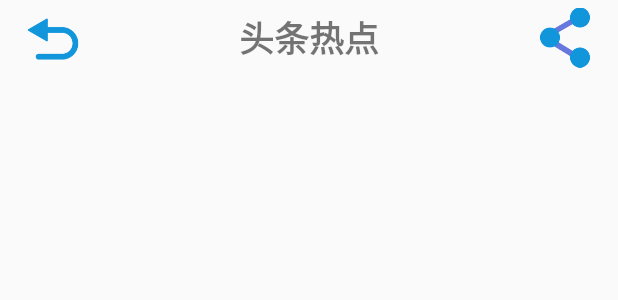
After one commit to NaughtyChild/NewsDemo, an Android app: the layout activity_base.xml on its own in the app's theme, with its tools: preview values and no code run, on a phone screen of 412 x 824 dp. The commit adds this screen. Shown: the top 300 px of the screen. Run offline under Robolectric (Android 15) with nearby library versions, the phone set to English and light mode, and no system bars.

Commit message:
增加BaseActivity，增加顶部toolbar

```diff
--- a/app/src/main/AndroidManifest.xml
+++ b/app/src/main/AndroidManifest.xml
@@ -6,16 +6,18 @@
     <uses-permission android:name="android.permission.INTERNET" />
     <uses-permission android:name="android.permission.SYSTEM_ALERT_WINDOW" />
     <uses-permission android:name="android.permission.SYSTEM_ALERT_WINDOW" />
+
     <application
         android:allowBackup="true"
         android:icon="@mipmap/ic_launcher"
         android:label="@string/app_name"
         android:roundIcon="@mipmap/ic_launcher_round"
         android:supportsRtl="false"
-        android:theme="@style/AppTheme"
+        android:theme="@style/Theme.AppCompat.Light.NoActionBar"
         android:usesCleartextTraffic="true"
         tools:ignore="AllowBackup">
-        <activity android:name=".WebActivity"></activity>
+        <activity android:name=".BaseActivity"></activity>
+        <activity android:name=".WebActivity" />
         <activity android:name=".Main2Activity">
             <intent-filter>
                 <action android:name="android.intent.action.MAIN" />
--- a/app/src/main/java/view/naughtychild/myapplication/MainActivity.kt
+++ b/app/src/main/java/view/naughtychild/myapplication/MainActivity.kt
@@ -1,4 +1,4 @@
-//package view.naughtychild.myapplication
+package view.naughtychild.myapplication//package view.naughtychild.myapplication
 //
 //import android.content.Context
 //import androidx.appcompat.app.AppCompatActivity
--- /dev/null
+++ b/app/src/main/res/layout/activity_base.xml
@@ -0,0 +1,45 @@
+<?xml version="1.0" encoding="utf-8"?>
+<LinearLayout xmlns:android="http://schemas.android.com/apk/res/android"
+    xmlns:app="http://schemas.android.com/apk/res-auto"
+    xmlns:tools="http://schemas.android.com/tools"
+    android:layout_width="match_parent"
+    android:layout_height="match_parent"
+    android:orientation="vertical"
+    tools:context=".BaseActivity">
+
+    <RelativeLayout
+        android:id="@+id/myToolbarView"
+        android:layout_width="match_parent"
+        android:layout_height="50dp"
+        android:paddingLeft="15dp"
+        android:paddingRight="15dp">
+
+        <ImageView
+            android:id="@+id/backIv"
+            android:layout_width="40dp"
+            android:layout_height="match_parent"
+            android:layout_alignParentLeft="true"
+            android:src="@drawable/back" />
+
+        <TextView
+            android:id="@+id/tittleTv"
+            android:layout_width="wrap_content"
+            android:layout_height="wrap_content"
+            android:layout_centerInParent="true"
+            android:textSize="23sp"
+            android:textStyle="bold"
+            tools:text="头条热点" />
+
+        <ImageView
+            android:id="@+id/shareIv"
+            android:layout_width="40dp"
+            android:layout_height="wrap_content"
+            android:layout_alignParentRight="true"
+            android:src="@drawable/share" />
+    </RelativeLayout>
+
+    <RelativeLayout
+        android:id="@+id/contentView"
+        android:layout_width="match_parent"
+        android:layout_height="match_parent" />
+</LinearLayout>
```
Also changed, not shown: app/src/main/java/view/naughtychild/myapplication/BaseActivity.kt (added, +34 -0 lines), app/src/main/java/view/naughtychild/myapplication/Main2Activity.kt (+13 -6 lines), app/src/main/java/view/naughtychild/myapplication/WebActivity.kt (+11 -6 lines), app/src/main/res/layout/activity_web.xml (+0 -29 lines).
